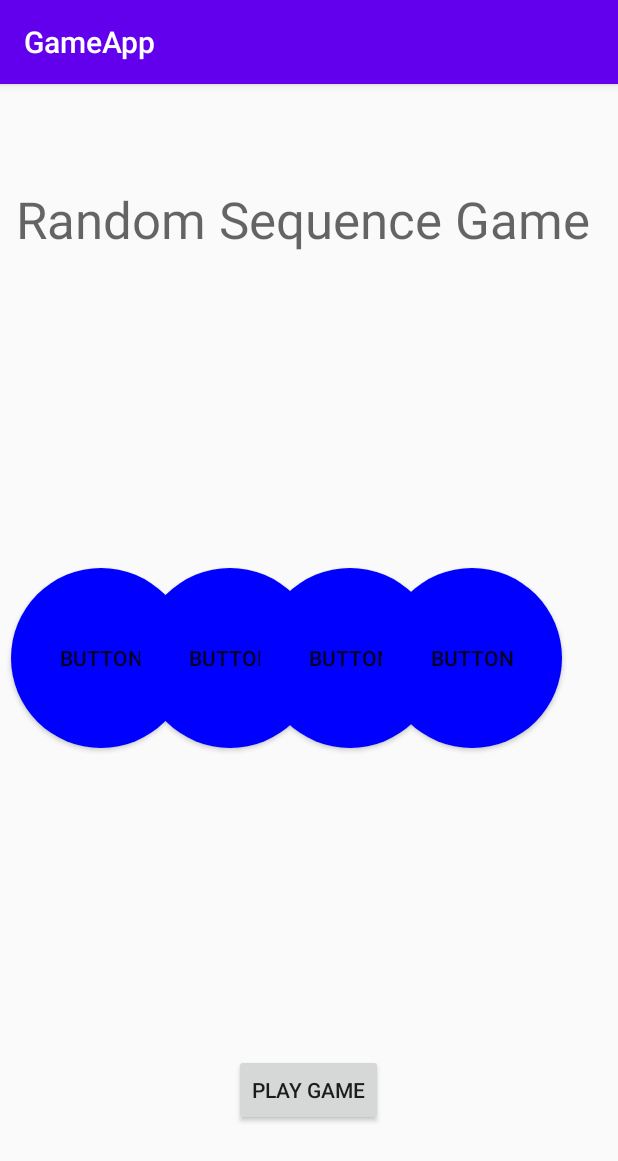
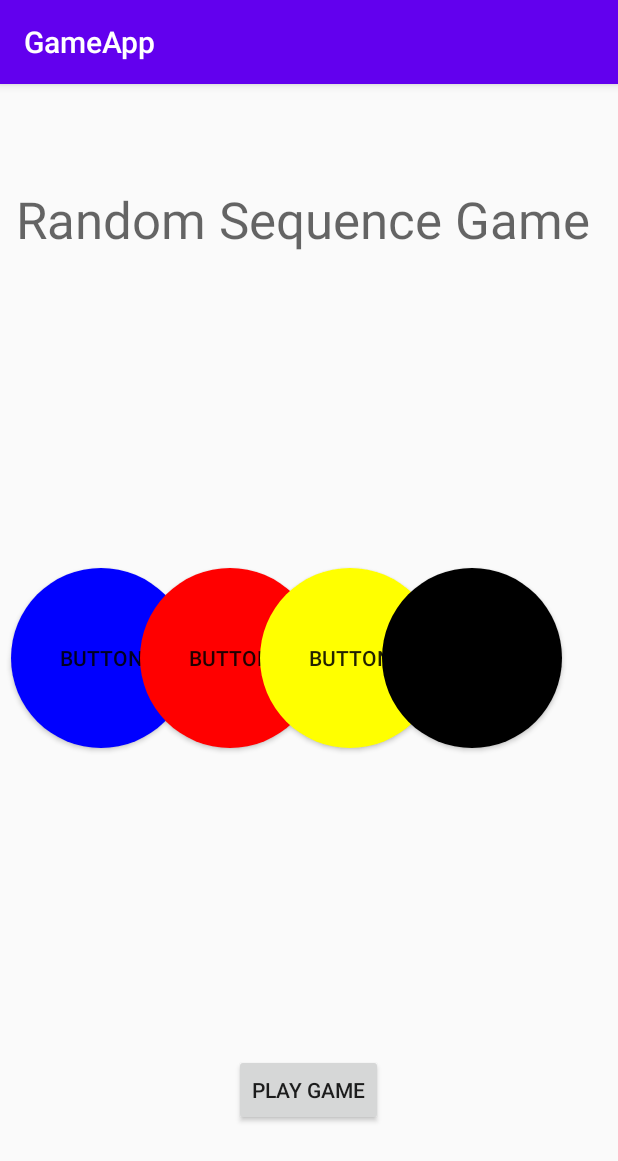
Before and after one commit to shaneb214/Resistor-Calculator-App, an Android app: the screen it shows after launch (MainActivity), on a phone screen of 412 x 824 dp. Shown: the top 1161 px of the screen. Run offline under Robolectric (Android 15) with nearby library versions, the phone set to English and light mode, and no system bars.

Commit message:
Random colour assigned to buttons

```diff
--- a/app/src/main/java/edu/shanebutler/gameapp/MainActivity.java
+++ b/app/src/main/java/edu/shanebutler/gameapp/MainActivity.java
@@ -8,6 +8,8 @@ import android.os.Bundle;
 import android.view.View;
 import android.widget.Button;
 
+import java.util.ArrayDeque;
+import java.util.ArrayList;
 import java.util.Random;
 
 public class MainActivity extends AppCompatActivity {
@@ -16,7 +18,10 @@ public class MainActivity extends AppCompatActivity {
     Button btnTwo;
     Button btnThree;
     Button btnFour;
+    Button[] buttons;
 
+    ArrayDeque<Integer> randomColours = new ArrayDeque<Integer>(4);
+    ArrayList<Integer> colourList = new ArrayList<Integer>();
 
     @Override
     protected void onCreate(Bundle savedInstanceState) {
@@ -27,19 +32,34 @@ public class MainActivity extends AppCompatActivity {
         btnTwo = findViewById(R.id.btnTwo);
         btnThree = findViewById(R.id.btnThree);
         btnFour = findViewById(R.id.btnFour);
+        buttons = new Button[]{btnOne,btnTwo,btnThree,btnFour};
 
 
-        //How to set a button's background colour to random colour from array.
-        AssignRandomColour(btnOne);
-        AssignRandomColour(btnTwo);
-        AssignRandomColour(btnThree);
-        AssignRandomColour(btnFour);
+        AddColoursToColourList(); //Add all colours from colours. xml to a list.
 
+        for(int i = 0; i < buttons.length; i++) //Assign random colour to each button. List ensures that same colour isn't chosen more than once.
+        {
+            int randomIndex = new Random().nextInt(colourList.size());
+            int randomColour = colourList.get(randomIndex);
+
+            randomColours.addLast(randomColour);
+            AssignColourToButton(buttons[i],randomColour);
+
+            colourList.remove(randomIndex);
+        }
     }
 
-    private void AssignRandomColour(Button button)
+    private void AddColoursToColourList()
     {
-        int[] randomColours = getResources().getIntArray(R.array.randomColours);
-        ViewCompat.setBackgroundTintList(button, ColorStateList.valueOf( randomColours[new Random().nextInt(randomColours.length)]));
+        int[] colours = getResources().getIntArray(R.array.colours); //Get all possible colours.
+        for(int i = 0; i < colours.length; i++) //Add all possible colours to list.
+        {
+            colourList.add((Integer) colours[i]);
+        }
+    }
+
+    private void AssignColourToButton(Button button,int colour)
+    {
+        ViewCompat.setBackgroundTintList(button, ColorStateList.valueOf(colour));
     }
 }
--- a/app/src/main/res/values/colors.xml
+++ b/app/src/main/res/values/colors.xml
@@ -3,4 +3,35 @@
     <color name="colorPrimary">#6200EE</color>
     <color name="colorPrimaryDark">#3700B3</color>
     <color name="colorAccent">#03DAC5</color>
+    <color name="Silver">#C0C0C0</color>
+    <color name="Gray">#808080</color>
+    <color name="Black">#000000</color>
+    <color name="Red">#FF0000</color>
+    <color name="Maroon">#800000</color>
+    <color name="Yellow">#FFFF00</color>
+    <color name="Olive">#808000</color>
+    <color name="Lime">#00FF00</color>
+    <color name="Green">#008000</color>
+    <color name="Teal">#008080</color>
+    <color name="Blue">#0000FF</color>
+    <color name="Navy">#000080</color>
+    <color name="Fuchsia">#FF00FF</color>
+    <color name="Purple">#800080</color>
+
+    <array name="colours">
+        <item>@color/Silver</item>
+        <item>@color/Gray</item>
+        <item>@color/Black</item>
+        <item>@color/Red</item>
+        <item>@color/Maroon</item>
+        <item>@color/Yellow</item>
+        <item>@color/Olive</item>
+        <item>@color/Lime</item>
+        <item>@color/Green</item>
+        <item>@color/Teal</item>
+        <item>@color/Blue</item>
+        <item>@color/Navy</item>
+        <item>@color/Fuchsia</item>
+        <item>@color/Purple</item>
+    </array>
 </resources>
--- a/app/src/main/res/values/randomColours.xml
+++ /dev/null
@@ -1,34 +0,0 @@
-<?xml version="1.0" encoding="utf-8"?>
-<resources>
-    <color name="Silver">#C0C0C0</color>
-    <color name="Gray">#808080</color>
-    <color name="Black">#000000</color>
-    <color name="Red">#FF0000</color>
-    <color name="Maroon">#800000</color>
-    <color name="Yellow">#FFFF00</color>
-    <color name="Olive">#808000</color>
-    <color name="Lime">#00FF00</color>
-    <color name="Green">#008000</color>
-    <color name="Teal">#008080</color>
-    <color name="Blue">#0000FF</color>
-    <color name="Navy">#000080</color>
-    <color name="Fuchsia">#FF00FF</color>
-    <color name="Purple">#800080</color>
-
-    <array name="randomColours">
-        <item>@color/Silver</item>
-        <item>@color/Gray</item>
-        <item>@color/Black</item>
-        <item>@color/Red</item>
-        <item>@color/Maroon</item>
-        <item>@color/Yellow</item>
-        <item>@color/Olive</item>
-        <item>@color/Lime</item>
-        <item>@color/Green</item>
-        <item>@color/Teal</item>
-        <item>@color/Blue</item>
-        <item>@color/Navy</item>
-        <item>@color/Fuchsia</item>
-        <item>@color/Purple</item>
-    </array>
-</resources>
```
